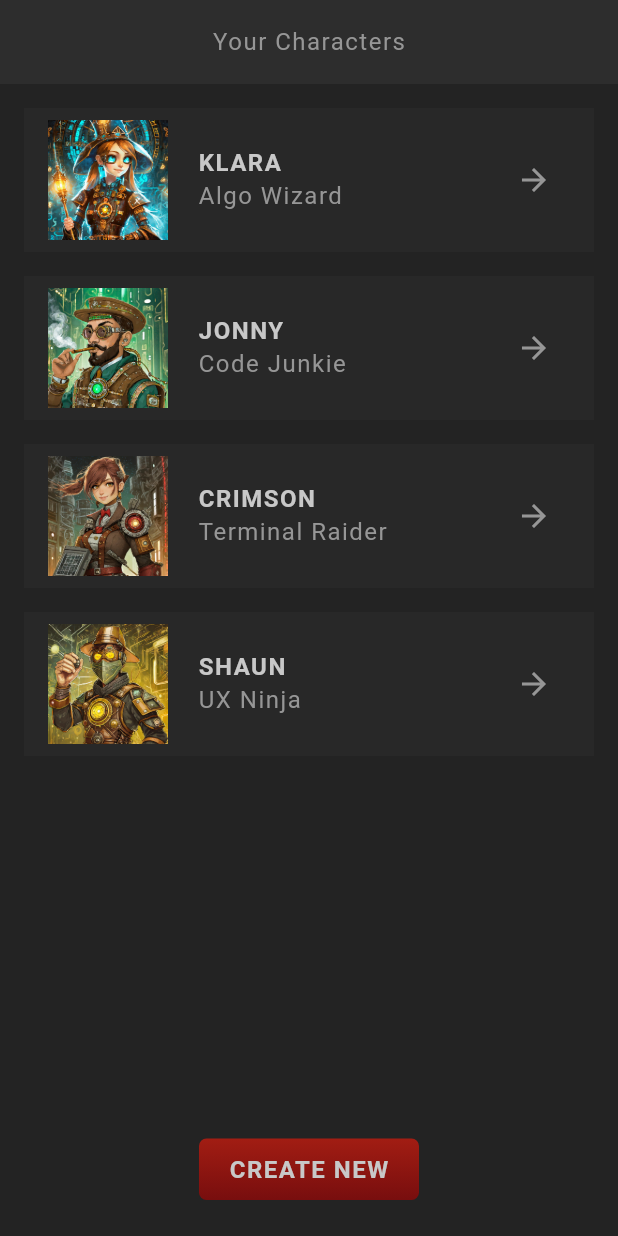
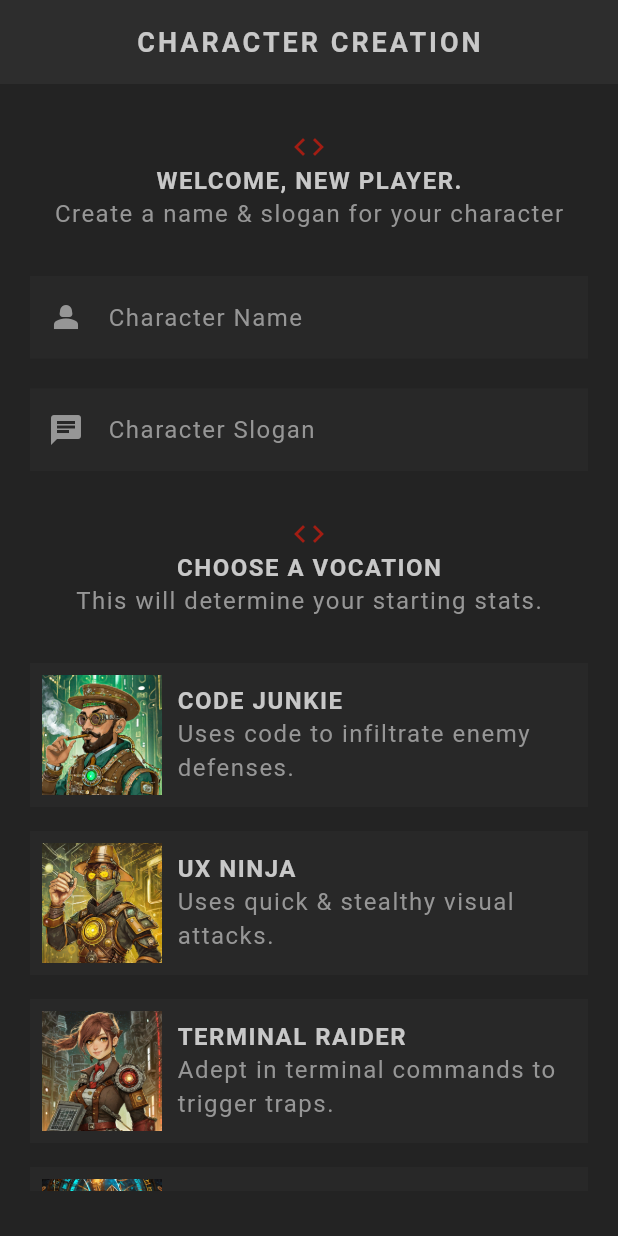
Before and after one commit to Patolord/flutter_rpg, a Flutter app: the screen it shows after launch, on a phone screen of 412 x 824 dp. Run offline on Flutter 3.47's test engine with Material 3 defaults, Android fonts, the phone set to English and light mode, and no system bars; our stand-ins replace google_fonts; Roboto replaces fonts that are missing (Kanit).

Commit message:
create page and vocations card component

```diff
--- a/lib/main.dart
+++ b/lib/main.dart
@@ -1,9 +1,10 @@
 import 'package:flutter/material.dart';
+import 'package:flutter_rpg/screens/create/create.dart';
 import 'package:flutter_rpg/screens/home/home.dart';
 import 'package:flutter_rpg/theme.dart';
 
 void main() {
-  runApp(MaterialApp(home: const Home(), theme: primaryTheme));
+  runApp(MaterialApp(home: const Create(), theme: primaryTheme));
 }
 
 class Sandbox extends StatelessWidget {
--- /dev/null
+++ b/lib/screens/create/create.dart
@@ -0,0 +1,112 @@
+import 'package:flutter/material.dart';
+import 'package:flutter_rpg/models/vocation.dart';
+import 'package:flutter_rpg/screens/create/vocation_card.dart';
+import 'package:flutter_rpg/shared/styled_button.dart';
+import 'package:flutter_rpg/shared/styled_text.dart';
+import 'package:flutter_rpg/theme.dart';
+import 'package:google_fonts/google_fonts.dart';
+
+class Create extends StatefulWidget {
+  const Create({super.key});
+
+  @override
+  State<Create> createState() => _CreateState();
+}
+
+class _CreateState extends State<Create> {
+  final _nameController = TextEditingController();
+  final _sloganController = TextEditingController();
+
+  @override
+  void dispose() {
+    _nameController.dispose();
+    _sloganController.dispose();
+    super.dispose();
+  }
+
+  //submit handler
+  void handleSubmit() {
+    if (_nameController.text.trim().isEmpty) {
+      print('name must not be empty');
+      return;
+    }
+    if (_sloganController.text.trim().isEmpty) {
+      print('slogan must not be empty');
+      return;
+    }
+    print('name: ${_nameController.text}');
+    print('slogan: ${_sloganController.text}');
+  }
+
+  @override
+  Widget build(BuildContext context) {
+    return Scaffold(
+        appBar: AppBar(
+          title: const StyledTitle('Character Creation'),
+        ),
+        body: Container(
+          padding: const EdgeInsets.symmetric(vertical: 30, horizontal: 20),
+          child: SingleChildScrollView(
+            child: Column(
+              children: [
+                // welcome message
+                Center(
+                  child: Icon(Icons.code, color: AppColors.primaryColor),
+                ),
+                const Center(
+                  child: StyledHeading('Welcome, new player.'),
+                ),
+                const Center(
+                  child:
+                      StyledText('Create a name & slogan for your character'),
+                ),
+                const SizedBox(height: 30),
+
+                //input for name and slogan
+                TextField(
+                    controller: _nameController,
+                    cursorColor: AppColors.textColor,
+                    style: GoogleFonts.kanit(
+                        textStyle: Theme.of(context).textTheme.bodyMedium),
+                    decoration: const InputDecoration(
+                        prefixIcon: Icon(Icons.person_2),
+                        label: StyledText('Character Name'))),
+                const SizedBox(height: 20),
+                TextField(
+                    controller: _sloganController,
+                    cursorColor: AppColors.textColor,
+                    style: GoogleFonts.kanit(
+                        textStyle: Theme.of(context).textTheme.bodyMedium),
+                    decoration: const InputDecoration(
+                        prefixIcon: Icon(Icons.chat),
+                        label: StyledText('Character Slogan'))),
+                const SizedBox(height: 30),
+
+                //select vocation title
+                Center(
+                  child: Icon(Icons.code, color: AppColors.primaryColor),
+                ),
+                const Center(
+                  child: StyledHeading('Choose a Vocation'),
+                ),
+                const Center(
+                  child: StyledText('This will determine your starting stats.'),
+                ),
+                const SizedBox(height: 30),
+
+                //vocation cards
+                const VocationCard(vocation: Vocation.junkie),
+                const VocationCard(vocation: Vocation.ninja),
+                const VocationCard(vocation: Vocation.raider),
+                const VocationCard(vocation: Vocation.wizard),
+
+                Center(
+                    child: StyledButton(
+                        onPressed: handleSubmit,
+                        child: const StyledHeading('Create Character'))),
+              ],
+            ),
+          ),
+        ));
+  }
+}
--- /dev/null
+++ b/lib/screens/create/vocation_card.dart
@@ -0,0 +1,40 @@
+import 'package:flutter/material.dart';
+import 'package:flutter_rpg/models/vocation.dart';
+import 'package:flutter_rpg/shared/styled_text.dart';
+
+class VocationCard extends StatelessWidget {
+  const VocationCard({
+    super.key,
+    required this.vocation,
+  });
+
+  final Vocation vocation;
+
+  @override
+  Widget build(BuildContext context) {
+    return Card(
+      child: Padding(
+        padding: const EdgeInsets.all(8.0),
+        child: Row(children: [
+          // vocation img
+          Image.asset(
+            'assets/img/vocations/${vocation.image}',
+            width: 80,
+            colorBlendMode: BlendMode.color,
+          ),
+          const SizedBox(width: 10),
+
+          // vocation name & description
+          Expanded(
+            child: Column(
+                crossAxisAlignment: CrossAxisAlignment.start,
+                children: [
+                  StyledHeading(vocation.title),
+                  StyledText(vocation.description)
+                ]),
+          ),
+        ]),
+      ),
+    );
+  }
+}
--- a/lib/theme.dart
+++ b/lib/theme.dart
@@ -36,9 +36,20 @@ ThemeData primaryTheme = ThemeData(
         letterSpacing: 2,
         fontWeight: FontWeight.bold,
       )),
+
+  //card theme
   cardTheme: CardTheme(
       color: AppColors.secondaryColor.withOpacity(0.5),
       surfaceTintColor: Colors.transparent,
       shape: const RoundedRectangleBorder(),
       shadowColor: Colors.transparent,
-        margin: const EdgeInsets.only(bottom: 16)));
+      margin: const EdgeInsets.only(bottom: 16)),
+
+//input decoration theme
+  inputDecorationTheme: InputDecorationTheme(
+      filled: true,
+      fillColor: AppColors.secondaryColor.withOpacity(0.5),
+      border: InputBorder.none,
+      labelStyle: TextStyle(color: AppColors.textColor),
+      prefixIconColor: AppColors.textColor),
+);
```
Lines whose indentation alone changed are shown as unchanged.
